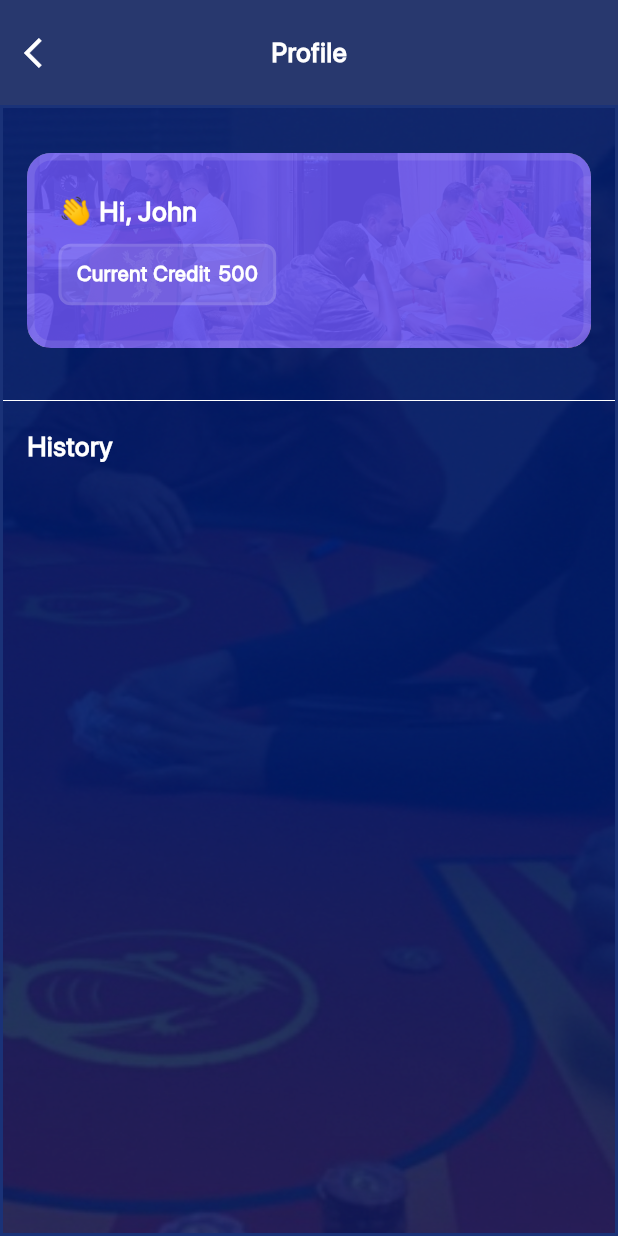
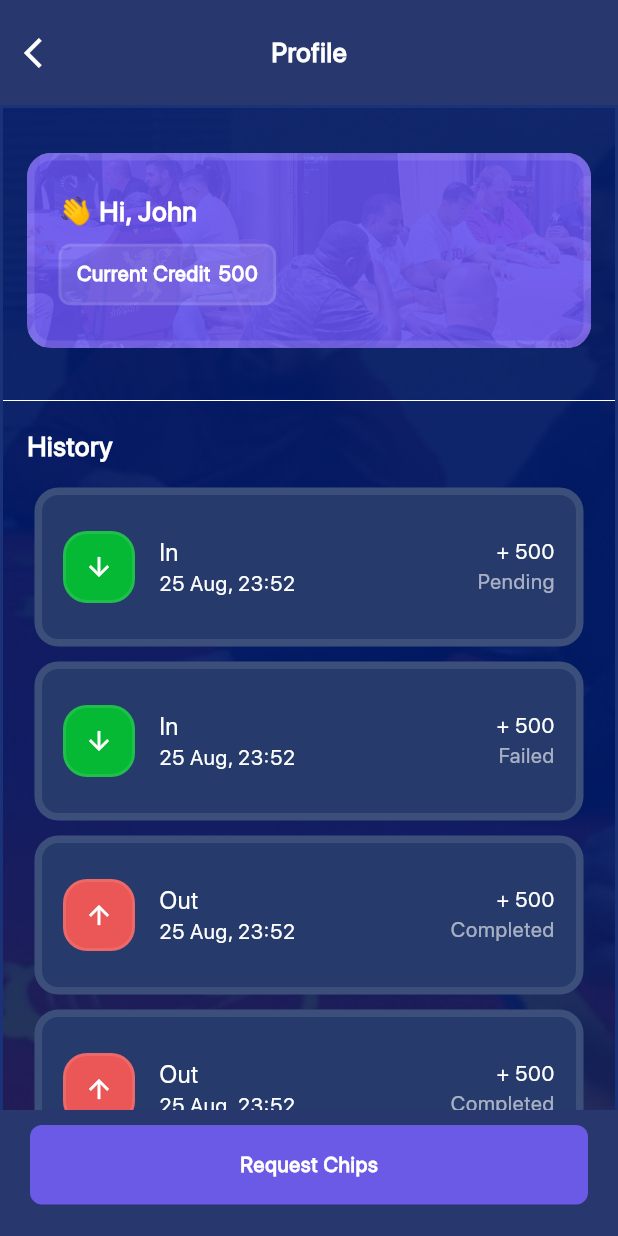
Before and after one commit to khansameer/poker_app, a Flutter app: the ClubBalancePage screen opened by its route, on a phone screen of 412 x 824 dp. Run offline on Flutter 3.47's test engine with Material 2 defaults, Android fonts, the phone set to English and light mode, and no system bars; our stand-ins replace flutter_svg, image_cropper, image_picker; project files that could hold a hidden picture were left out.

Commit message:
all code

```diff
--- a/lib/core/common/common_button_widget.dart
+++ b/lib/core/common/common_button_widget.dart
@@ -9,10 +9,13 @@ class CommonButtonWidget extends StatelessWidget {
   FontWeight? fontWeight;
   double? fontSize;
   double? marginTop;
+  double? left;
+  double? right;
+  double? bottom;
   double? radius;
   double? padding;
   VoidCallback? onPressed;
-  Color ? colorButton;
+  Color? colorButton;
 
   CommonButtonWidget({
     this.text,
@@ -22,22 +25,28 @@ class CommonButtonWidget extends StatelessWidget {
     this.marginTop,
     this.onPressed,
     this.colorButton,
+    this.left,
+    this.right,
+    this.bottom,
   });
 
   @override
   Widget build(BuildContext context) {
     return Container(
-      margin: EdgeInsets.only(top: marginTop ?? AppConstants.zero),
+      margin: EdgeInsets.only(
+          top: marginTop ?? AppConstants.zero,
+          left: left ?? AppConstants.zero,
+          bottom: bottom??AppConstants.zero,
+          right: right ?? AppConstants.zero),
       child: TextButton(
         style: TextButton.styleFrom(
-          padding:EdgeInsets.all(padding ?? AppConstants.eighteen) ,
+          padding: EdgeInsets.all(padding ?? AppConstants.eighteen),
           shape: RoundedRectangleBorder(
-            borderRadius:
-            BorderRadius.circular(radius ?? AppConstants.eight),
+            borderRadius: BorderRadius.circular(radius ?? AppConstants.eight),
           ),
-          backgroundColor: colorButton??AppColor.colorButton, // Background Color
+          backgroundColor:
+              colorButton ?? AppColor.colorButton, // Background Color
         ),
-
         onPressed: onPressed,
         child: Center(
           child: CommonTextWidget(
--- a/lib/core/utils/app_color.dart
+++ b/lib/core/utils/app_color.dart
@@ -23,6 +23,7 @@ class AppColor{
   static const Color colorDarkBlue= Color.fromRGBO(0, 27, 105, 1);
   static const Color colorGreenDark= Color.fromRGBO(5, 185, 53, 1);
   static const Color colorBlueClub= Color.fromRGBO(38, 59, 108, 1);
+  static const Color colorBottom= Color.fromRGBO(81, 91, 123, 1);
 
 
 
--- a/lib/core/utils/app_utils.dart
+++ b/lib/core/utils/app_utils.dart
@@ -99,13 +99,14 @@ class AppUtils {
   static BoxDecoration containerDecoration({
     double radius = 13,
     Color color = Colors.white,
+    double? borderWidth,
     Color colorBorder=AppColor.colorWhiteLight,
     BoxShape boxShape = BoxShape.rectangle,
   }) {
     return BoxDecoration(
         color: color,
         shape: boxShape,
-        border: Border.all(color: colorBorder?? AppColor.colorWhiteLight, width: 2),
+        border: Border.all(color: colorBorder?? AppColor.colorWhiteLight, width: borderWidth??2),
         borderRadius: BorderRadius.all(Radius.circular(radius)));
   }
 
--- a/lib/core/utils/string_utils.dart
+++ b/lib/core/utils/string_utils.dart
@@ -17,6 +17,8 @@ class StringUtils{
   static const String newPassword="New Password";
   static const String reEnterPassword="Re-Type New Password";
   static const String edit="Edit";
+  static const String history="History";
+  static const String addChipsAmount="Add Chips amount";
   static const String signupTerm="By signing up you agree to our ";
   static const String termsCondition="Terms & Condition";
 
@@ -38,9 +40,11 @@ class StringUtils{
   static const String liveStream="Live Stream";
   static const String privacyPolicy="Privacy Policy";
   static const String profile="Profile";
+  static const String sendReqest="Send Reqest";
   static const String reservations="Reservations";
   static const String followUs="Follow us on";
   static const String logout="Log Out";
+  static const String requestChips="Request Chips";
   static const String changePassword="Change password";
   static const String desc="Lorem ipsum dolor sit amet, consectetur adipiscing elit. Ut finibus pellentesque diam sed laoreet. ";
 
--- a/lib/features/clubBalance/clubBalance_page.dart
+++ b/lib/features/clubBalance/clubBalance_page.dart
@@ -1,7 +1,10 @@
 import 'package:flutter/material.dart';
 import 'package:poker/core/common/common_bg_page.dart';
+import 'package:poker/core/common/common_button_widget.dart';
 import 'package:poker/core/common/common_list_bean.dart';
 import 'package:poker/core/common/common_text_widget.dart';
+import 'package:poker/core/common/common_textfield.dart';
+import 'package:poker/core/common/context_extension.dart';
 import 'package:poker/core/utils/app_color.dart';
 import 'package:poker/core/utils/app_constants.dart';
 import 'package:poker/core/utils/app_utils.dart';
@@ -19,25 +22,98 @@ class ClubBalancePage extends StatefulWidget {
 }
 
 class ClubBalancePageState extends State<ClubBalancePage> {
-
   List<CommonList> commonList = [];
   @override
   void initState() {
-    // TODO: implement initState
+    getUserList();
     super.initState();
-    AppUtils.getUserList();
   }
+
   getUserList() {
-    commonList.add(CommonList("In","25 Aug, 23:52","+ 500","Pending",true));
-    commonList.add(CommonList("In","25 Aug, 23:52","+ 500","Failed",true));
-    commonList.add(CommonList("Out","25 Aug, 23:52","+ 500","Completed",false));
-    commonList.add(CommonList("Out","25 Aug, 23:52","+ 500","Completed",false));
-    commonList.add(CommonList("In","25 Aug, 23:52","+ 500","Pending",true));
+    commonList.add(CommonList("In", "25 Aug, 23:52", "+ 500", "Pending", true));
+    commonList.add(CommonList("In", "25 Aug, 23:52", "+ 500", "Failed", true));
+    commonList
+        .add(CommonList("Out", "25 Aug, 23:52", "+ 500", "Completed", false));
+    commonList
+        .add(CommonList("Out", "25 Aug, 23:52", "+ 500", "Completed", false));
+    commonList.add(CommonList("In", "25 Aug, 23:52", "+ 500", "Pending", true));
   }
+
   @override
   Widget build(BuildContext context) {
     return Scaffold(
       resizeToAvoidBottomInset: false,
+      bottomSheet: Container(
+        color: AppColor.colorToolBar,
+        height: AppConstants.eightyFour,
+        child: Column(
+          mainAxisAlignment: MainAxisAlignment.start,
+          children: [
+            CommonButtonWidget(
+              onPressed: () {
+                showModalBottomSheet(
+                    context: context,
+                    backgroundColor: AppColor.colorBottom,
+                    shape: RoundedRectangleBorder(
+                      borderRadius: BorderRadius.only(
+                          topLeft: Radius.circular(AppConstants.fourteen),
+                          topRight: Radius.circular(AppConstants.fourteen)),
+                    ),
+                    builder: (context) {
+                      return Column(
+                        crossAxisAlignment: CrossAxisAlignment.start,
+                        mainAxisSize: MainAxisSize.min,
+                        children: <Widget>[
+                          ListTile(
+                            trailing: IconButton(
+                                onPressed: () {
+                                  AppUtils.onBack(context);
+                                },
+                                icon: Icon(
+                                  Icons.close,
+                                  color: Colors.white,
+                                  size: AppConstants.twentyFour,
+                                )),
+                            title: CommonTextWidget(
+                              text: StringUtils.addChipsAmount.toCapitalize(),
+                              fontWeight: FontWeight.w700,
+                            ),
+                          ),
+                          AppUtils.commonDivider(
+                              color: AppColor.colorWt,
+                              indent: AppConstants.zero,
+                              endIndent: AppConstants.zero),
+                          CommonTextField(
+                              left: AppConstants.twenty,
+                              rigth: AppConstants.twenty,
+                              colorText: AppColor.colorBlue,
+                              colorFill: AppColor.colorWhite,
+                              controller: AppUtils.tetEmail,
+                              inputTypes: TextInputType.number,
+                              marginTop: AppConstants.ten,
+                              fontSize: AppConstants.fourteen,
+                              fontWeight: FontWeight.w500,
+                              radius: AppConstants.eight),
+                          CommonButtonWidget(
+                            bottom: AppConstants.twenty,
+                            marginTop: AppConstants.twentyFour,
+                            text: StringUtils.sendReqest,
+                            left: AppConstants.twenty,
+                            right: AppConstants.twenty,
+                          )
+                        ],
+                      );
+                    });
+              },
+              text: StringUtils.requestChips,
+              left: AppConstants.twenty,
+              fontWeight: FontWeight.w600,
+              right: AppConstants.twenty,
+              marginTop: AppConstants.ten,
+            )
+          ],
+        ),
+      ),
       appBar: AppUtils.commonAppBar(
           context: context,
           title: StringUtils.profile,
@@ -45,7 +121,7 @@ class ClubBalancePageState extends State<ClubBalancePage> {
           actionTitle: StringUtils.edit),
       body: Container(
         decoration: AppUtils.containerDecoration(
-            color: AppColor.colorDarkBlue, radius: 0),
+            color: AppColor.colorDarkBlue, radius: AppConstants.zero),
         child: CommonBgPage(
           backImagePath: icDashboardBg,
           margin: AppConstants.zero,
@@ -69,15 +145,18 @@ class ClubBalancePageState extends State<ClubBalancePage> {
                     height: 130,
                     // padding: EdgeInsets.all(50),
                     decoration: BoxDecoration(
-                        borderRadius: BorderRadius.circular(16),
+                        borderRadius:
+                            BorderRadius.circular(AppConstants.sixteen),
                         image: const DecorationImage(
                             image: AssetImage(icImge), fit: BoxFit.cover)),
                     child: Container(
                       decoration: BoxDecoration(
                           color: AppColor.colorFbLight,
-                          borderRadius: BorderRadius.circular(16),
+                          borderRadius:
+                              BorderRadius.circular(AppConstants.sixteen),
                           border: Border.all(
-                              color: AppColor.colorWhiteLight, width: 5)),
+                              color: AppColor.colorWhiteLight,
+                              width: AppConstants.five)),
                       child: Column(
                         mainAxisAlignment: MainAxisAlignment.center,
                         crossAxisAlignment: CrossAxisAlignment.start,
@@ -110,14 +189,13 @@ class ClubBalancePageState extends State<ClubBalancePage> {
                     ),
                   ),
                 ),
-
-                SizedBox(height: AppConstants.thirtyFive,),
+                SizedBox(
+                  height: AppConstants.thirtyFive,
+                ),
                 AppUtils.commonDivider(
-
-                    endIndent: AppConstants.zero,
-                    indent: AppConstants.zero),
+                    endIndent: AppConstants.zero, indent: AppConstants.zero),
                 CommonTextWidget(
-                  text: 'History',
+                  text: StringUtils.history,
                   left: AppConstants.sixteen,
                   right: AppConstants.sixteen,
                   margintop: AppConstants.twenty,
@@ -128,7 +206,8 @@ class ClubBalancePageState extends State<ClubBalancePage> {
                   width: double.infinity,
                   margin: EdgeInsets.only(
                       top: AppConstants.twelve,
-                      left: AppConstants.sixteen, right: AppConstants.sixteen),
+                      left: AppConstants.sixteen,
+                      right: AppConstants.sixteen),
                   child: bindListView(),
                 )
               ],
@@ -148,21 +227,29 @@ class ClubBalancePageState extends State<ClubBalancePage> {
         itemBuilder: (context, index) {
           return Container(
             decoration: AppUtils.containerDecoration(
-                radius: AppConstants.sixteen, color: AppColor.colorBlueClub),
+                borderWidth: AppConstants.four,
+                radius: AppConstants.sixteen,
+                color: AppColor.colorBlueClub),
             margin: EdgeInsets.all(AppConstants.five),
-            padding: EdgeInsets.only(left: AppConstants.fourteen, right: AppConstants.fourteen, top: AppConstants.twelve, bottom: AppConstants.twelve),
+            padding: EdgeInsets.only(
+                left: AppConstants.fourteen,
+                right: AppConstants.fourteen,
+                top: AppConstants.twelve,
+                bottom: AppConstants.twelve),
             child: ListTile(
               contentPadding: EdgeInsets.zero,
               trailing: Column(
                 mainAxisAlignment: MainAxisAlignment.center,
-                crossAxisAlignment: CrossAxisAlignment.center,
+                crossAxisAlignment: CrossAxisAlignment.end,
                 children: [
                   CommonTextWidget(
-                    text:  commonList[index].title,
+                    text: commonList[index].price,
                     fontWeight: FontWeight.w500,
+                    textAlign: TextAlign.right,
                   ),
                   CommonTextWidget(
-                    text: 'Failed',
+                    textAlign: TextAlign.right,
+                    text: commonList[index].status,
                     margintop: AppConstants.three,
                     fontWeight: FontWeight.w500,
                     textColor: AppColor.colorWhite1,
@@ -174,18 +261,26 @@ class ClubBalancePageState extends State<ClubBalancePage> {
                   padding: AppConstants.twelve,
                   left: AppConstants.zero,
                   radius: AppConstants.sixteen,
-                  widget: Icon(
+                  widget: commonList[index].isShow ?? true
+                      ? Icon(
                           Icons.arrow_downward_outlined,
                           color: AppColor.colorWhite,
+                          size: AppConstants.twenty,
+                        )
+                      : Icon(
+                          size: AppConstants.twenty,
+                          Icons.arrow_upward,
+                          color: AppColor.colorWhite,
                         ),
-                  color: AppColor.colorGreenDark),
+                  color: commonList[index].isShow ?? true
+                      ? AppColor.colorGreenDark
+                      : AppColor.colorLogout),
               title: CommonTextWidget(
-                text: 'In',
-
+                text: commonList[index].title,
                 fontWeight: FontWeight.w500,
               ),
               subtitle: CommonTextWidget(
-                text: '25 Aug, 23:52',
+                text: commonList[index].date,
                 margintop: AppConstants.three,
                 fontWeight: FontWeight.w500,
               ),
```
Also changed, not shown: lib/core/common/common_textfield.dart (+18 -3 lines). Lines whose indentation alone changed are shown as unchanged.
